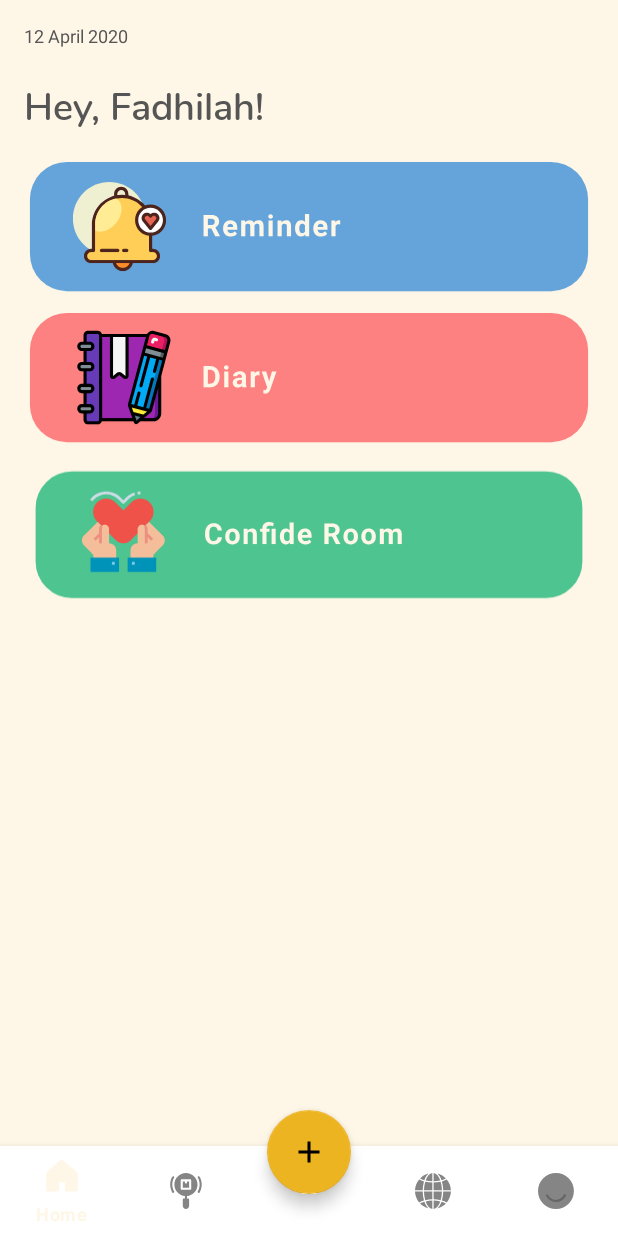
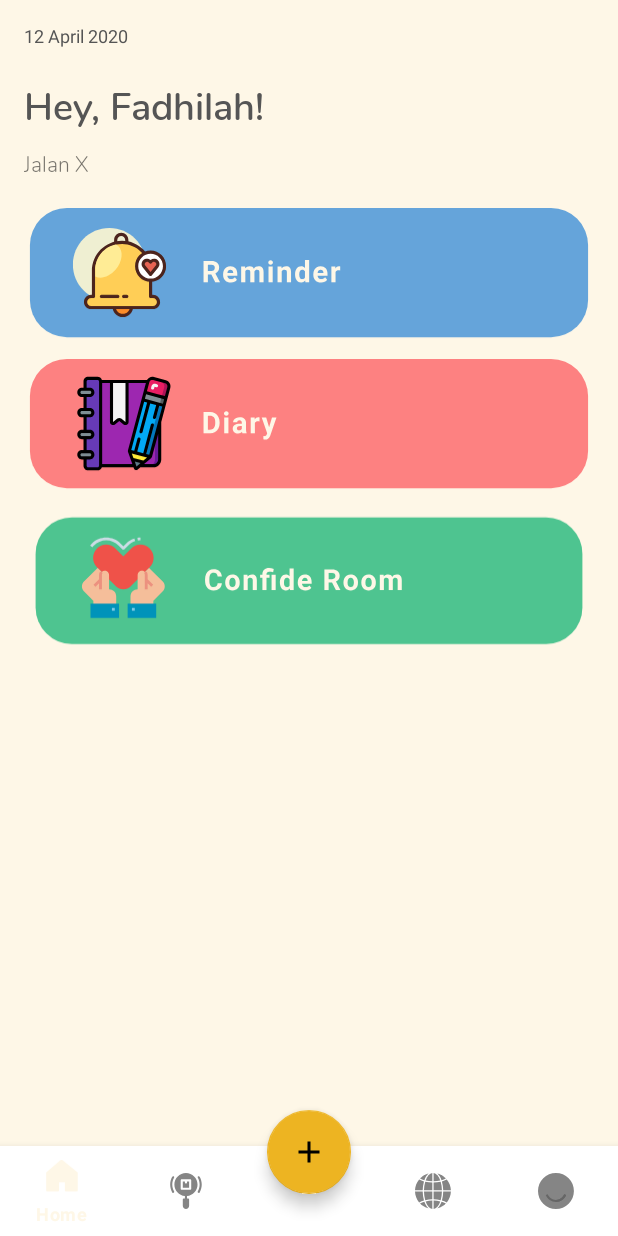
Before and after one commit to yulihardinaa/svasthy, an Android app: the screen it shows after launch (Main2Activity), on a phone screen of 412 x 824 dp. Run offline under Robolectric (Android 15) with nearby library versions, the light colour scheme and no system bars; our stand-ins replace navigation-ui; 2 statements that could not run were skipped.

Commit message:
add location

```diff
--- a/app/src/main/java/sv/ugm/komsi/svasthy/FragmentHome.java
+++ b/app/src/main/java/sv/ugm/komsi/svasthy/FragmentHome.java
@@ -27,6 +27,10 @@ import androidx.annotation.IntRange;
 import androidx.annotation.Nullable;
 import androidx.fragment.app.Fragment;
 
+import com.google.android.gms.location.FusedLocationProviderClient;
+import com.google.android.gms.location.LocationCallback;
+import com.google.android.gms.location.LocationServices;
+
 import org.json.JSONObject;
 
 import java.text.DecimalFormat;
@@ -36,6 +40,7 @@ import java.util.ArrayList;
 public class FragmentHome extends Fragment {
     View view;
 
+
     public FragmentHome() {
 
     }
@@ -43,6 +48,7 @@ public class FragmentHome extends Fragment {
     @Override
     public void onActivityCreated(Bundle savedInstanceState) {
         super.onActivityCreated(savedInstanceState);
+
 
     }
 
--- a/app/src/main/java/sv/ugm/komsi/svasthy/Main2Activity.java
+++ b/app/src/main/java/sv/ugm/komsi/svasthy/Main2Activity.java
@@ -1,24 +1,40 @@
 package sv.ugm.komsi.svasthy;
 
+import android.Manifest;
 import android.content.Context;
 import android.content.Intent;
+import android.content.pm.PackageManager;
 import android.os.Bundle;
 import android.view.MenuItem;
+import android.widget.TextView;
+import android.widget.Toast;
 
+import com.google.android.gms.location.FusedLocationProviderClient;
+import com.google.android.gms.location.LocationCallback;
+import com.google.android.gms.location.LocationRequest;
+import com.google.android.gms.location.LocationResult;
+import com.google.android.gms.location.LocationServices;
 import com.google.android.material.bottomnavigation.BottomNavigationView;
 
 import androidx.annotation.NonNull;
 import androidx.appcompat.app.AppCompatActivity;
+import androidx.core.app.ActivityCompat;
 import androidx.fragment.app.Fragment;
 import androidx.navigation.NavController;
 import androidx.navigation.Navigation;
 import androidx.navigation.ui.AppBarConfiguration;
 import androidx.navigation.ui.NavigationUI;
 
-public class Main2Activity extends AppCompatActivity {
+public class Main2Activity extends AppCompatActivity implements FetchAddressHome.OnTaskCompleted {
 
     Context mContext;
     int fragID;
+    private TextView mLocationTextView;
+    private static  final int REQUEST_LOCATION_PERMISSION=1;
+    private static final String TRACKING_LOCATION_KEY = "tracking_location";
+    private FusedLocationProviderClient mFusedLocationClient;
+    private LocationCallback mLocationCallback;
+    private  boolean mTrackingLocation;
 
     private BottomNavigationView.OnNavigationItemSelectedListener mOnNavigationItemSelectedListener
             = new BottomNavigationView.OnNavigationItemSelectedListener() {
@@ -50,7 +66,10 @@ public class Main2Activity extends AppCompatActivity {
     protected void onCreate(Bundle savedInstanceState) {
         super.onCreate(savedInstanceState);
         setContentView(R.layout.activity_main2);
+        mLocationTextView=findViewById(R.id.address_home);
+        mFusedLocationClient = LocationServices.getFusedLocationProviderClient(this);
 
+        getLocation();
         int fragmentId = getIntent().getIntExtra("FRAGMENT_ID", 0);
 
         if (fragmentId == 0) {
@@ -74,6 +93,19 @@ public class Main2Activity extends AppCompatActivity {
             navigation.setOnNavigationItemSelectedListener(mOnNavigationItemSelectedListener);
             navigation.setSelectedItemId(R.id.navigation_profile);
         }
+
+        if (savedInstanceState != null) {
+            mTrackingLocation = savedInstanceState.getBoolean(
+                    TRACKING_LOCATION_KEY);
+        }
+
+        mLocationCallback = new LocationCallback(){
+            @Override
+            public  void onLocationResult(LocationResult locationResult){
+                new FetchAddressHome(Main2Activity.this,Main2Activity.this)
+                        .execute(locationResult.getLastLocation());
+            }
+        };
     }
 
 
@@ -87,5 +119,58 @@ public class Main2Activity extends AppCompatActivity {
         return false;
     }
 
+    private void getLocation() {
+        if (ActivityCompat.checkSelfPermission(this,
+                Manifest.permission.ACCESS_FINE_LOCATION) != PackageManager.PERMISSION_GRANTED) {
+            ActivityCompat.requestPermissions(this, new String[]
+                    {Manifest.permission.ACCESS_FINE_LOCATION}, REQUEST_LOCATION_PERMISSION);
+        } else {
+//
+            mTrackingLocation = true;
+            mFusedLocationClient.requestLocationUpdates
+                    (getLocationRequest(),
+                            mLocationCallback,
+                            null /* Looper */);
+            mLocationTextView.setText(getString(R.string.address_text,
+                    getString(R.string.loading),
+                    System.currentTimeMillis()));
 
+        }
+    }
+    private LocationRequest getLocationRequest(){
+        LocationRequest locationRequest =new LocationRequest();
+        locationRequest.setInterval(10000);
+        locationRequest.setFastestInterval(5000);
+        locationRequest.setPriority(LocationRequest.PRIORITY_HIGH_ACCURACY);
+        return locationRequest;
+    }
+
+    public  void onRequestPermissionResult(int requestCode,
+                                           @NonNull String[] permission,
+                                           @NonNull int[] grantResult){
+        switch (requestCode){
+            case REQUEST_LOCATION_PERMISSION:
+                if(grantResult.length>0&&grantResult[0]==PackageManager.PERMISSION_GRANTED){
+                    getLocation();
+                }else{
+                    Toast.makeText(this, "Permission Denied!",
+                            Toast.LENGTH_SHORT).show();
+                }
+                break;
+        }
+    }
+
+    @Override
+    protected void onSaveInstanceState(Bundle outState){
+        outState.putBoolean(TRACKING_LOCATION_KEY,mTrackingLocation);
+        super.onSaveInstanceState(outState);
+    }
+
+    @Override
+    public void onTaskCompleted(String result) {
+        if(mTrackingLocation){
+            mLocationTextView.setText(getString
+                    (R.string.address_text,result,System.currentTimeMillis()));
+        }
+    }
 }
--- a/app/src/main/res/layout/fragment_home.xml
+++ b/app/src/main/res/layout/fragment_home.xml
@@ -26,7 +26,9 @@
 
     <LinearLayout
         android:layout_width="match_parent"
-        android:layout_height="wrap_content">
+        android:layout_height="wrap_content"
+        android:orientation="vertical"
+        >
 
         <TextView
             style="@style/viewParent.headerText.NoMode"
@@ -36,6 +38,15 @@
             android:layout_marginTop="20dp"
             android:fontFamily="@font/nunito_semibold"
             android:text="Hey, Fadhilah!" />
+        <TextView
+            android:id="@+id/address_home"
+            android:layout_width="wrap_content"
+            android:layout_height="wrap_content"
+            android:layout_marginStart="@dimen/activity_horizontal_margin"
+            android:layout_marginTop="10dp"
+            android:fontFamily="@font/nunito_light"
+            android:text="Jalan X" />
+
 
     </LinearLayout>
 
--- a/app/src/main/res/layout/fragment_news.xml
+++ b/app/src/main/res/layout/fragment_news.xml
@@ -48,6 +48,7 @@
                     android:padding="0dp"
                     android:layout_margin="0dp">
                     <ImageView
+                        android:id="@+id/news_pic"
                         android:layout_width="101dp"
                         android:layout_height="97dp"
                         android:src="@drawable/ic_example_news"
@@ -57,6 +58,7 @@
                         android:layout_marginTop="10dp"
                         />
                     <TextView
+                        android:id="@+id/news_source"
                         android:layout_width="wrap_content"
                         android:layout_height="wrap_content"
                         android:text="Source"
--- a/app/src/main/res/values/strings.xml
+++ b/app/src/main/res/values/strings.xml
@@ -12,4 +12,6 @@
     <string name="title_add" />
     <string name="title_activity_main2">Svasthy</string>
     <string name="action_settings">More</string>
+    <string name="address_text">"Address: %1$s \n Timestamp: %2$tr"</string>
+    <string name="loading">Loading…</string>
 </resources>
```
Also changed, not shown: app/src/main/java/sv/ugm/komsi/svasthy/FetchAddressHome.java (added, +57 -0 lines), app/src/main/res/layout/activity_home.xml (+8 -0 lines).
